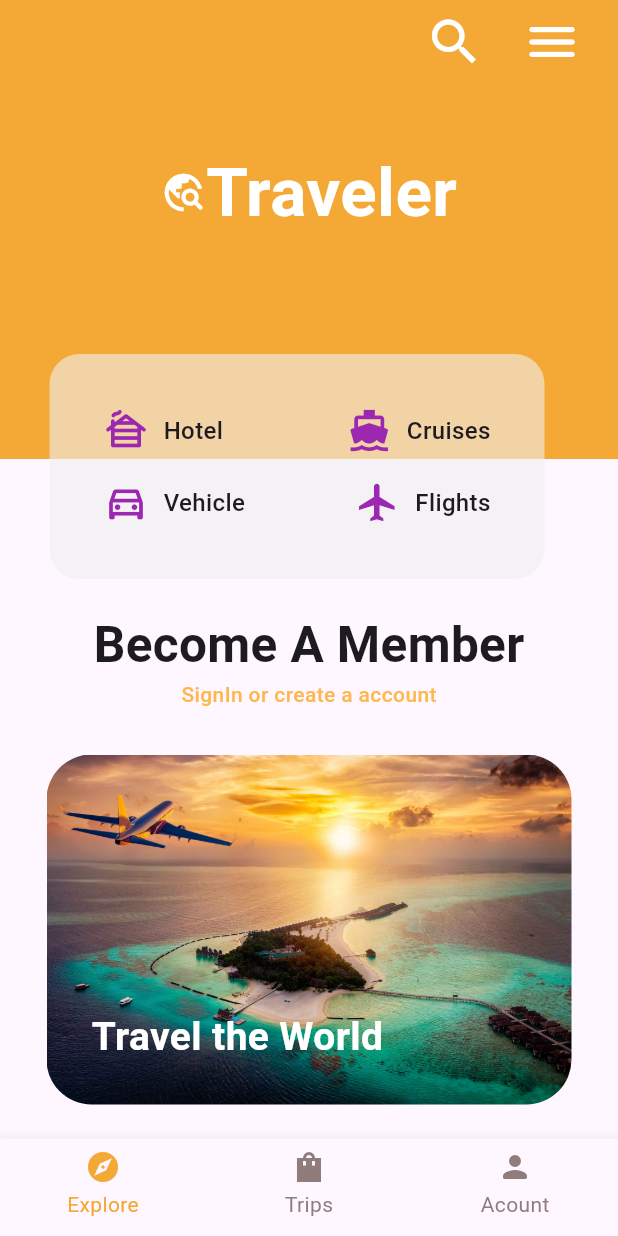
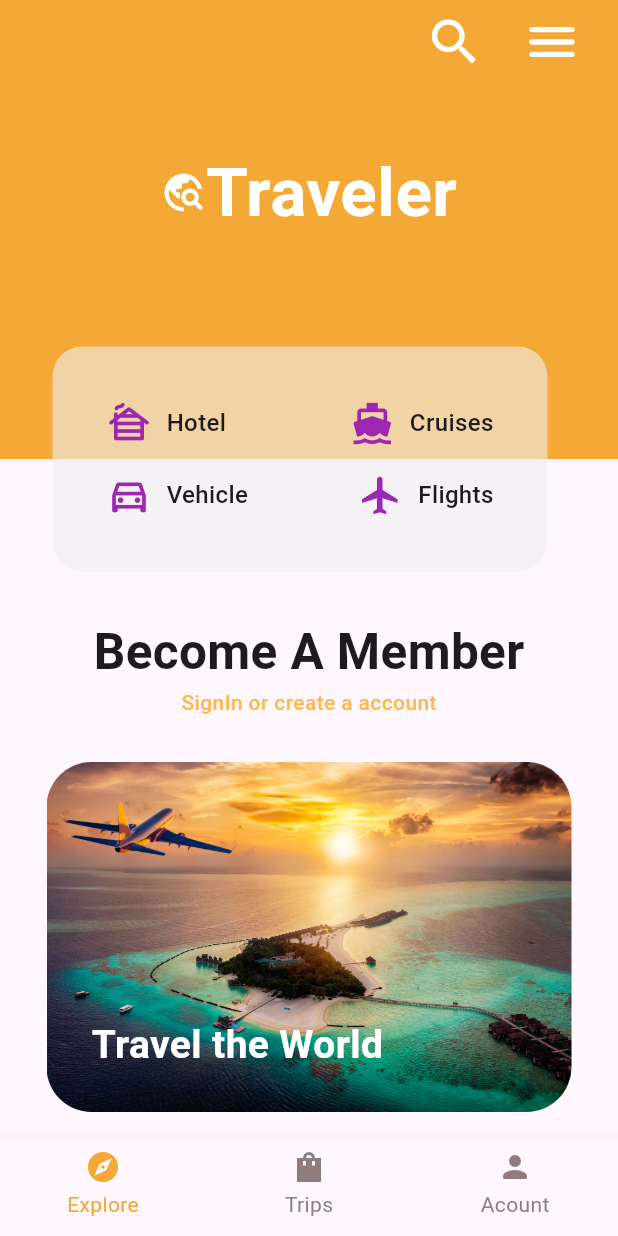
Before and after one commit to nadunidush/travels_app, a Flutter app: the screen it shows after launch, on a phone screen of 412 x 824 dp. Run offline on Flutter 3.47's test engine with Material 3 defaults, Android fonts, the phone set to English and light mode, and no system bars.

Commit message:
modify the home.dar and select_button_flight.dart

```diff
--- a/lib/pages/home.dart
+++ b/lib/pages/home.dart
@@ -36,7 +36,6 @@ class _HomeState extends State<Home> {
         child: Column(
             children: [
               Stack(
-              clipBehavior: Clip.none,
                 children: [
                   Container(
                     height: 250,
@@ -68,9 +67,8 @@ class _HomeState extends State<Home> {
                       ],
                     ),
                   ),
-                Positioned(
-                  top: 180,
-                  left: 33,
+                  Padding(
+                    padding: const EdgeInsets.only(top:175,left: 35),
                     child: Container(
                         height: 150,
                         width: 330,
@@ -168,9 +166,7 @@ class _HomeState extends State<Home> {
                                           onTap: () {
                                             Navigator.push(
                                               context,
-                                          MaterialPageRoute(
-                                              builder: (context) => DestinationFlights()
-                                          ),
+                                              MaterialPageRoute(builder: (context) =>DestinationFlights())
                                             );
                                           },
                                           child: Text(
@@ -187,11 +183,11 @@ class _HomeState extends State<Home> {
                           ),
                         ),
                       ),
-                )
+                  ),
                 ],
               ),
               SizedBox(
-              height: 100,
+                height: 30,
               ),
               Text(
                 "Become A Member",
--- a/lib/widgets/select_button_flight.dart
+++ b/lib/widgets/select_button_flight.dart
@@ -48,8 +48,8 @@ class _SelectButtonFlightState extends State<SelectButtonFlight> {
       shape: RoundedRectangleBorder(
         borderRadius: BorderRadius.circular(6),
       ),
-      backgroundColor: isSelected ? const Color.fromARGB(255, 8, 82, 142) : (isOtherButtonSelected ? Colors.white : Colors.orange),
-      foregroundColor: isSelected ? Colors.white : (isOtherButtonSelected ? const Color.fromARGB(255, 8, 82, 142): Colors.orange),
+      backgroundColor: isSelected ? const Color.fromARGB(255, 8, 82, 142) : (isOtherButtonSelected ? Colors.white : const Color.fromARGB(255, 8, 82, 142)),
+      foregroundColor: isSelected ? Colors.white : (isOtherButtonSelected ? const Color.fromARGB(255, 8, 82, 142): Colors.white),
     );
   }
 }
```
Lines whose indentation alone changed are shown as unchanged.
